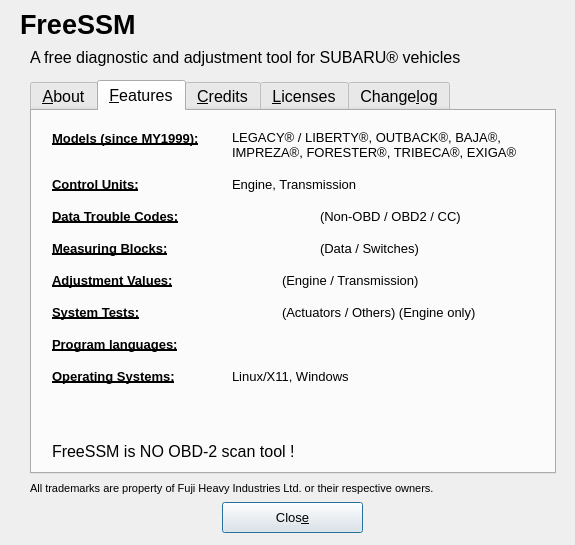
Comer352L/FreeSSM, file ui/About.ui: the form before one commit.
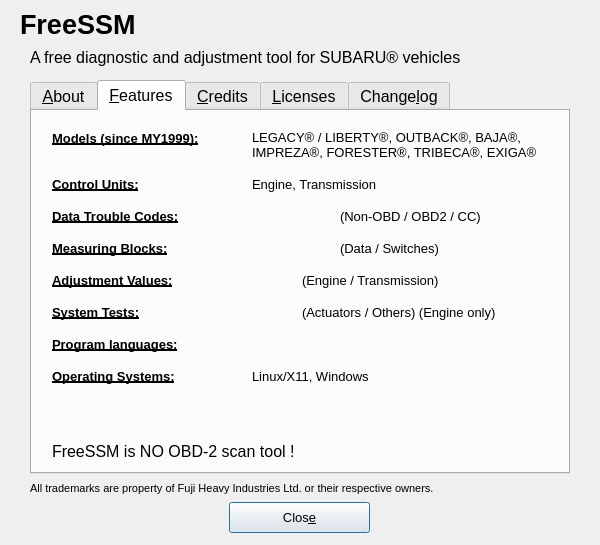
The form after the commit. The open tabs and pages were chosen to show the change.

Patch:
```diff
--- a/ui/About.ui
+++ b/ui/About.ui
@@ -9,19 +9,19 @@
    <rect>
     <x>0</x>
     <y>0</y>
-    <width>575</width>
+    <width>600</width>
     <height>545</height>
    </rect>
   </property>
   <property name="minimumSize">
    <size>
-    <width>575</width>
+    <width>600</width>
     <height>545</height>
    </size>
   </property>
   <property name="maximumSize">
    <size>
-    <width>575</width>
+    <width>600</width>
     <height>545</height>
    </size>
   </property>
@@ -56,7 +56,7 @@
   <widget class="QPushButton" name="close_pushButton">
    <property name="geometry">
     <rect>
-     <x>222</x>
+     <x>229</x>
      <y>502</y>
      <width>141</width>
      <height>31</height>
@@ -76,7 +76,7 @@
     <rect>
      <x>30</x>
      <y>80</y>
-     <width>526</width>
+     <width>540</width>
      <height>394</height>
     </rect>
    </property>
@@ -141,7 +141,7 @@
     <widget class="QLabel" name="models_label">
      <property name="geometry">
       <rect>
-       <x>200</x>
+       <x>220</x>
        <y>19</y>
        <width>295</width>
        <height>34</height>
@@ -180,7 +180,7 @@
     <widget class="QLabel" name="controlunits_label">
      <property name="geometry">
       <rect>
-       <x>200</x>
+       <x>220</x>
        <y>64</y>
        <width>300</width>
        <height>18</height>
@@ -193,7 +193,7 @@
     <widget class="QLabel" name="dtcsinfo_label">
      <property name="geometry">
       <rect>
-       <x>288</x>
+       <x>308</x>
        <y>96</y>
        <width>201</width>
        <height>18</height>
@@ -206,7 +206,7 @@
     <widget class="QLabel" name="nrofActuatortests_label">
      <property name="geometry">
       <rect>
-       <x>200</x>
+       <x>220</x>
        <y>192</y>
        <width>45</width>
        <height>18</height>
@@ -219,7 +219,7 @@
     <widget class="QLabel" name="nrofadjustmentvalues_label">
      <property name="geometry">
       <rect>
-       <x>200</x>
+       <x>220</x>
        <y>160</y>
        <width>45</width>
        <height>18</height>
@@ -232,7 +232,7 @@
     <widget class="QLabel" name="systemtestsinfo_label">
      <property name="geometry">
       <rect>
-       <x>250</x>
+       <x>270</x>
        <y>192</y>
        <width>241</width>
        <height>18</height>
@@ -245,7 +245,7 @@
     <widget class="QLabel" name="adjustmentsinfo_label">
      <property name="geometry">
       <rect>
-       <x>250</x>
+       <x>270</x>
        <y>160</y>
        <width>241</width>
        <height>18</height>
@@ -298,7 +298,7 @@
     <widget class="QLabel" name="nrofsupportedDTCs_label">
      <property name="geometry">
       <rect>
-       <x>200</x>
+       <x>220</x>
        <y>96</y>
        <width>85</width>
        <height>18</height>
@@ -351,7 +351,7 @@
     <widget class="QLabel" name="mbsswsinfo_label">
      <property name="geometry">
       <rect>
-       <x>288</x>
+       <x>308</x>
        <y>128</y>
        <width>201</width>
        <height>18</height>
@@ -364,7 +364,7 @@
     <widget class="QLabel" name="nrofsupportedMBsSWs_label">
      <property name="geometry">
       <rect>
-       <x>200</x>
+       <x>220</x>
        <y>128</y>
        <width>54</width>
        <height>18</height>
@@ -435,7 +435,7 @@
     <widget class="QLabel" name="languages_label">
      <property name="geometry">
       <rect>
-       <x>200</x>
+       <x>220</x>
        <y>224</y>
        <width>291</width>
        <height>18</height>
@@ -468,7 +468,7 @@
     <widget class="QLabel" name="supportedOS_label">
      <property name="geometry">
       <rect>
-       <x>200</x>
+       <x>220</x>
        <y>256</y>
        <width>291</width>
        <height>18</height>
@@ -1021,7 +1021,7 @@
     <rect>
      <x>30</x>
      <y>480</y>
-     <width>526</width>
+     <width>540</width>
      <height>16</height>
     </rect>
    </property>
```
Left out of the diff: 30 changed lines with no effect on the pictures.
